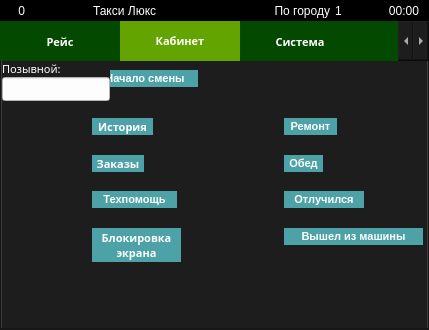
This is indigotaxi.ui in koolkhel/wince-taximeter as Qt 5 draws it before an edit. The edited form follows.
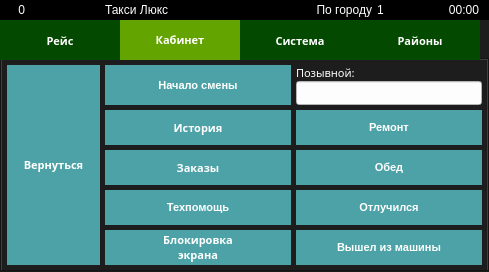
This is the edited form. The open tabs and pages were chosen to show the change. Icons and pictures are not drawn.

Diff of the .ui file:
```diff
--- a/indigotaxi.ui
+++ b/indigotaxi.ui
@@ -6,8 +6,8 @@
    <rect>
     <x>0</x>
     <y>0</y>
-    <width>429</width>
-    <height>330</height>
+    <width>489</width>
+    <height>272</height>
    </rect>
   </property>
   <property name="sizePolicy">
@@ -256,6 +256,10 @@
 #driverNameLineEdit {
 	color: black;
 }
+
+#dutyStart:checked {
+	background: #4c66b0;
+}
 </string>
    </property>
    <layout class="QVBoxLayout" name="verticalLayout_10" stretch="1,0">
@@ -263,7 +267,7 @@
      <number>0</number>
     </property>
     <property name="sizeConstraint">
-     <enum>QLayout::SetMinimumSize</enum>
+     <enum>QLayout::SetDefaultConstraint</enum>
     </property>
     <property name="margin">
      <number>0</number>
@@ -428,7 +432,7 @@
        </font>
       </property>
       <property name="currentIndex">
-       <number>3</number>
+       <number>2</number>
       </property>
       <widget class="QWidget" name="standByPage1">
        <property name="sizePolicy">
@@ -519,7 +523,7 @@
                 </widget>
                </item>
                <item>
-                <widget class="QLabel" name="label_2">
+                <widget class="QLabel" name="car_min_label">
                  <property name="text">
                   <string>10 р.</string>
                  </property>
@@ -575,7 +579,7 @@
                <item>
                 <widget class="QLabel" name="label_8">
                  <property name="text">
-                  <string>14 р.</string>
+                  <string>14 руб</string>
                  </property>
                  <property name="alignment">
                   <set>Qt::AlignLeading|Qt::AlignLeft|Qt::AlignVCenter</set>
@@ -1051,6 +1055,16 @@
               <property name="text">
                <string>Время в пути:</string>
               </property>
+              <property name="alignment">
+               <set>Qt::AlignRight|Qt::AlignTrailing|Qt::AlignVCenter</set>
+              </property>
+             </widget>
+            </item>
+            <item>
+             <widget class="QLabel" name="timeTotalLabel">
+              <property name="text">
+               <string>00:00</string>
+              </property>
              </widget>
             </item>
             <item>
@@ -1058,6 +1072,16 @@
               <property name="text">
                <string>Время в пробках:</string>
               </property>
+              <property name="alignment">
+               <set>Qt::AlignRight|Qt::AlignTrailing|Qt::AlignVCenter</set>
+              </property>
+             </widget>
+            </item>
+            <item>
+             <widget class="QLabel" name="timeStopsLabel">
+              <property name="text">
+               <string>00:00</string>
+              </property>
              </widget>
             </item>
            </layout>
@@ -1184,12 +1208,12 @@
          <verstretch>0</verstretch>
         </sizepolicy>
        </property>
-       <layout class="QVBoxLayout" name="verticalLayout_16" stretch="2,5,3">
+       <layout class="QVBoxLayout" name="verticalLayout_16" stretch="1,2,2">
         <property name="spacing">
-         <number>0</number>
+         <number>5</number>
         </property>
         <property name="margin">
-         <number>0</number>
+         <number>5</number>
         </property>
         <item>
          <widget class="QLabel" name="finalPaymentLabel">
@@ -1211,23 +1235,144 @@
          </widget>
         </item>
         <item>
-         <widget class="QLabel" name="finalPaymentAmountLabel">
-          <property name="font">
-           <font>
-            <family>Segoe UI</family>
-            <pointsize>40</pointsize>
-            <weight>50</weight>
-            <italic>false</italic>
-            <bold>false</bold>
-           </font>
+         <layout class="QGridLayout" name="gridLayout_4" rowstretch="1,1,1,1,0" columnstretch="2,1,1,4">
+          <property name="leftMargin">
+           <number>5</number>
           </property>
-          <property name="text">
-           <string>35 руб.</string>
+          <property name="rightMargin">
+           <number>5</number>
           </property>
-          <property name="alignment">
-           <set>Qt::AlignCenter</set>
+          <property name="spacing">
+           <number>5</number>
           </property>
-         </widget>
+          <item row="2" column="2">
+           <widget class="QLabel" name="label_16">
+            <property name="text">
+             <string>1</string>
+            </property>
+           </widget>
+          </item>
+          <item row="3" column="2">
+           <widget class="QLabel" name="finalStopsTimeLabel">
+            <property name="text">
+             <string>0</string>
+            </property>
+           </widget>
+          </item>
+          <item row="0" column="0">
+           <widget class="QLabel" name="label_19">
+            <property name="text">
+             <string/>
+            </property>
+           </widget>
+          </item>
+          <item row="1" column="0">
+           <widget class="QLabel" name="label_9">
+            <property name="text">
+             <string>Время, мин</string>
+            </property>
+           </widget>
+          </item>
+          <item row="4" column="1">
+           <widget class="QLabel" name="kmgTaxiRateLabel">
+            <property name="text">
+             <string>0</string>
+            </property>
+           </widget>
+          </item>
+          <item row="1" column="1">
+           <widget class="QLabel" name="label_11">
+            <property name="text">
+             <string/>
+            </property>
+           </widget>
+          </item>
+          <item row="1" column="2">
+           <widget class="QLabel" name="finalTotalTimeTravelledLabel">
+            <property name="text">
+             <string/>
+            </property>
+           </widget>
+          </item>
+          <item row="2" column="1">
+           <widget class="QLabel" name="finalCarInLabel">
+            <property name="text">
+             <string>0</string>
+            </property>
+           </widget>
+          </item>
+          <item row="2" column="0">
+           <widget class="QLabel" name="label_13">
+            <property name="text">
+             <string>Подача</string>
+            </property>
+           </widget>
+          </item>
+          <item row="0" column="1">
+           <widget class="QLabel" name="label_22">
+            <property name="text">
+             <string>Тариф</string>
+            </property>
+           </widget>
+          </item>
+          <item row="4" column="2">
+           <widget class="QLabel" name="finalMileageLabel">
+            <property name="text">
+             <string>0</string>
+            </property>
+           </widget>
+          </item>
+          <item row="3" column="1">
+           <widget class="QLabel" name="stopsTaxiRateLabel">
+            <property name="text">
+             <string>0</string>
+            </property>
+           </widget>
+          </item>
+          <item row="4" column="0">
+           <widget class="QLabel" name="label_14">
+            <property name="text">
+             <string>Путь, км</string>
+            </property>
+           </widget>
+          </item>
+          <item row="0" column="2">
+           <widget class="QLabel" name="label_23">
+            <property name="text">
+             <string>Кол-во</string>
+            </property>
+           </widget>
+          </item>
+          <item row="3" column="0">
+           <widget class="QLabel" name="label_10">
+            <property name="text">
+             <string>Пробки, мин</string>
+            </property>
+           </widget>
+          </item>
+          <item row="0" column="3" rowspan="5">
+           <widget class="QLabel" name="finalPaymentAmountLabel">
+            <property name="font">
+             <font>
+              <family>Segoe UI</family>
+              <pointsize>40</pointsize>
+              <weight>50</weight>
+              <italic>false</italic>
+              <bold>false</bold>
+             </font>
+            </property>
+            <property name="text">
+             <string>9999р.</string>
+            </property>
+            <property name="alignment">
+             <set>Qt::AlignCenter</set>
+            </property>
+            <property name="margin">
+             <number>0</number>
+            </property>
+           </widget>
+          </item>
+         </layout>
         </item>
         <item>
          <layout class="QHBoxLayout" name="horizontalLayout_9">
@@ -1326,7 +1471,7 @@
            <enum>QTabWidget::Rounded</enum>
           </property>
           <property name="currentIndex">
-           <number>1</number>
+           <number>0</number>
           </property>
           <property name="elideMode">
            <enum>Qt::ElideNone</enum>
@@ -1349,97 +1494,305 @@
              <number>0</number>
             </property>
             <item>
-             <widget class="QStackedWidget" name="settingsStackedWidget">
+             <widget class="QFrame" name="settingsFrame">
               <property name="sizePolicy">
                <sizepolicy hsizetype="Expanding" vsizetype="Expanding">
                 <horstretch>0</horstretch>
                 <verstretch>0</verstretch>
                </sizepolicy>
               </property>
-              <property name="currentIndex">
-               <number>0</number>
-              </property>
-              <widget class="QWidget" name="mainSettingsPage1">
-               <property name="sizePolicy">
-                <sizepolicy hsizetype="Expanding" vsizetype="Expanding">
-                 <horstretch>0</horstretch>
-                 <verstretch>0</verstretch>
-                </sizepolicy>
+              <layout class="QGridLayout" name="gridLayout" rowstretch="1,1,1,1" columnstretch="1,2,2">
+               <property name="margin">
+                <number>5</number>
                </property>
-               <layout class="QGridLayout" name="gridLayout" rowstretch="1,1,1,1" columnstretch="1,2,2">
-                <property name="margin">
-                 <number>5</number>
-                </property>
-                <property name="spacing">
-                 <number>5</number>
-                </property>
-                <item row="0" column="1">
-                 <widget class="QPushButton" name="refuseButton">
-                  <property name="sizePolicy">
-                   <sizepolicy hsizetype="Preferred" vsizetype="Expanding">
-                    <horstretch>0</horstretch>
-                    <verstretch>0</verstretch>
-                   </sizepolicy>
-                  </property>
-                  <property name="font">
-                   <font>
-                    <family>Segoe UI</family>
-                    <pointsize>8</pointsize>
-                    <weight>75</weight>
-                    <italic>false</italic>
-                    <bold>true</bold>
-                   </font>
-                  </property>
-                  <property name="text">
-                   <string>Отказ
+               <property name="spacing">
+                <number>5</number>
+               </property>
+               <item row="0" column="1">
+                <widget class="QPushButton" name="refuseButton">
+                 <property name="sizePolicy">
+                  <sizepolicy hsizetype="Preferred" vsizetype="Expanding">
+                   <horstretch>0</horstretch>
+                   <verstretch>0</verstretch>
+                  </sizepolicy>
+                 </property>
+                 <property name="font">
+                  <font>
+                   <family>Segoe UI</family>
+                   <pointsize>8</pointsize>
+                   <weight>75</weight>
+                   <italic>false</italic>
+                   <bold>true</bold>
+                  </font>
+                 </property>
+                 <property name="text">
+                  <string>Отказ
 от
 заказа</string>
-                  </property>
-                 </widget>
-                </item>
-                <item row="0" column="2">
-                 <widget class="QPushButton" name="pushButton_10">
-                  <property name="sizePolicy">
-                   <sizepolicy hsizetype="Preferred" vsizetype="Expanding">
-                    <horstretch>0</horstretch>
-                    <verstretch>0</verstretch>
-                   </sizepolicy>
-                  </property>
-                  <property name="text">
-                   <string>Сообщение
+                 </property>
+                </widget>
+               </item>
+               <item row="0" column="2">
+                <widget class="QPushButton" name="pushButton_10">
+                 <property name="sizePolicy">
+                  <sizepolicy hsizetype="Preferred" vsizetype="Expanding">
+                   <horstretch>0</horstretch>
+                   <verstretch>0</verstretch>
+                  </sizepolicy>
+                 </property>
+                 <property name="text">
+                  <string>Сообщение
 диспетчеру</string>
+                 </property>
+                </widget>
+               </item>
+               <item row="1" column="1">
+                <widget class="QPushButton" name="pushButton_9">
+                 <property name="sizePolicy">
+                  <sizepolicy hsizetype="Preferred" vsizetype="Expanding">
+                   <horstretch>0</horstretch>
+                   <verstretch>0</verstretch>
+                  </sizepolicy>
+                 </property>
+                 <property name="text">
+                  <string>Отказ оплаты</string>
+                 </property>
+                </widget>
+               </item>
+               <item row="1" column="2">
+                <widget class="QPushButton" name="pushButton_11">
+                 <property name="sizePolicy">
+                  <sizepolicy hsizetype="Preferred" vsizetype="Expanding">
+                   <horstretch>0</horstretch>
+                   <verstretch>0</verstretch>
+                  </sizepolicy>
+                 </property>
+                 <property name="text">
+                  <string>Свой клиент
+(персоналка)</string>
+                 </property>
+                </widget>
+               </item>
+               <item row="2" column="1">
+                <widget class="QPushButton" name="pushButton_12">
+                 <property name="sizePolicy">
+                  <sizepolicy hsizetype="Preferred" vsizetype="Expanding">
+                   <horstretch>0</horstretch>
+                   <verstretch>0</verstretch>
+                  </sizepolicy>
+                 </property>
+                 <property name="text">
+                  <string>Выбор
+района</string>
+                 </property>
+                </widget>
+               </item>
+               <item row="2" column="2">
+                <widget class="QPushButton" name="pushButton_13">
+                 <property name="sizePolicy">
+                  <sizepolicy hsizetype="Preferred" vsizetype="Expanding">
+                   <horstretch>0</horstretch>
+                   <verstretch>0</verstretch>
+                  </sizepolicy>
+                 </property>
+                 <property name="text">
+                  <string>Забрать
+заказ</string>
+                 </property>
+                </widget>
+               </item>
+               <item row="3" column="1">
+                <widget class="QPushButton" name="pushButton_14">
+                 <property name="sizePolicy">
+                  <sizepolicy hsizetype="Preferred" vsizetype="Expanding">
+                   <horstretch>0</horstretch>
+                   <verstretch>0</verstretch>
+                  </sizepolicy>
+                 </property>
+                 <property name="text">
+                  <string>Помощь</string>
+                 </property>
+                </widget>
+               </item>
+               <item row="0" column="0" rowspan="4">
+                <widget class="QPushButton" name="backToStandByButton">
+                 <property name="sizePolicy">
+                  <sizepolicy hsizetype="Preferred" vsizetype="Expanding">
+                   <horstretch>0</horstretch>
+                   <verstretch>0</verstretch>
+                  </sizepolicy>
+                 </property>
+                 <property name="font">
+                  <font>
+                   <family>Segoe UI</family>
+                   <pointsize>8</pointsize>
+                   <weight>75</weight>
+                   <italic>false</italic>
+                   <bold>true</bold>
+                  </font>
+                 </property>
+                 <property name="text">
+                  <string>Вернуться</string>
+                 </property>
+                </widget>
+               </item>
+              </layout>
+             </widget>
+            </item>
+           </layout>
+          </widget>
+          <widget class="QWidget" name="driverCabinetSettingsTab2">
+           <property name="sizePolicy">
+            <sizepolicy hsizetype="Expanding" vsizetype="Expanding">
+             <horstretch>0</horstretch>
+             <verstretch>0</verstretch>
+            </sizepolicy>
+           </property>
+           <attribute name="title">
+            <string>Кабинет</string>
+           </attribute>
+           <layout class="QVBoxLayout" name="verticalLayout_17">
+            <property name="spacing">
+             <number>5</number>
+            </property>
+            <property name="margin">
+             <number>5</number>
+            </property>
+            <item>
+             <widget class="QStackedWidget" name="driverCabinetSettingsStackWidget">
+              <property name="frameShape">
+               <enum>QFrame::NoFrame</enum>
+              </property>
+              <property name="currentIndex">
+               <number>0</number>
+              </property>
+              <widget class="QWidget" name="driverCabinetPage1">
+               <layout class="QGridLayout" name="gridLayout_2" rowstretch="1,1,1,1,1" columnstretch="1,2,2">
+                <property name="margin">
+                 <number>0</number>
+                </property>
+                <property name="spacing">
+                 <number>5</number>
+                </property>
+                <item row="0" column="1">
+                 <widget class="QPushButton" name="dutyStart">
+                  <property name="sizePolicy">
+                   <sizepolicy hsizetype="Minimum" vsizetype="Expanding">
+                    <horstretch>0</horstretch>
+                    <verstretch>0</verstretch>
+                   </sizepolicy>
+                  </property>
+                  <property name="font">
+                   <font>
+                    <family>Segoe UI</family>
+                    <pointsize>8</pointsize>
+                    <weight>75</weight>
+                    <italic>false</italic>
+                    <bold>true</bold>
+                   </font>
+                  </property>
+                  <property name="text">
+                   <string>Начало смены</string>
+                  </property>
+                  <property name="checkable">
+                   <bool>true</bool>
+                  </property>
+                  <property name="autoDefault">
+                   <bool>false</bool>
+                  </property>
+                  <property name="default">
+                   <bool>false</bool>
+                  </property>
+                  <property name="flat">
+                   <bool>false</bool>
                   </property>
                  </widget>
                 </item>
+                <item row="0" column="2">
+                 <layout class="QVBoxLayout" name="verticalLayout_24" stretch="1,1">
+                  <property name="spacing">
+                   <number>0</number>
+                  </property>
+                  <item>
+                   <widget class="QLabel" name="label_12">
+                    <property name="font">
+                     <font>
+                      <family>75 Segoe UI</family>
+                      <pointsize>8</pointsize>
+                      <weight>50</weight>
+                      <italic>false</italic>
+                      <bold>false</bold>
+                     </font>
+                    </property>
+                    <property name="text">
+                     <string>Позывной:</string>
+                    </property>
+                   </widget>
+                  </item>
+                  <item>
+                   <widget class="QLineEdit" name="driverNameLineEdit">
+                    <property name="sizePolicy">
+                     <sizepolicy hsizetype="Expanding" vsizetype="Expanding">
+                      <horstretch>0</horstretch>
+                      <verstretch>0</verstretch>
+                     </sizepolicy>
+                    </property>
+                    <property name="font">
+                     <font>
+                      <family>75 Segoe UI</family>
+                      <pointsize>8</pointsize>
+                      <weight>50</weight>
+                      <italic>false</italic>
+                      <bold>false</bold>
+                     </font>
+                    </property>
+                    <property name="text">
+                     <string/>
+                    </property>
+                    <property name="keyboard" stdset="0">
+                     <bool>true</bool>
+                    </property>
+                   </widget>
+                  </item>
+                 </layout>
+                </item>
                 <item row="1" column="1">
-                 <widget class="QPushButton" name="pushButton_9">
+                 <widget class="QPushButton" name="messageHistoryButton">
                   <property name="sizePolicy">
-                   <sizepolicy hsizetype="Preferred" vsizetype="Expanding">
+                   <sizepolicy hsizetype="Expanding" vsizetype="Expanding">
                     <horstretch>0</horstretch>
                     <verstretch>0</verstretch>
                    </sizepolicy>
                   </property>
                   <property name="text">
-                   <string>Отказ оплаты</string>
+                   <string>История</string>
                   </property>
                  </widget>
                 </item>
                 <item row="1" column="2">
-                 <widget class="QPushButton" name="pushButton_11">
+                 <widget class="QPushButton" name="repairButton">
                   <property name="sizePolicy">
-                   <sizepolicy hsizetype="Preferred" vsizetype="Expanding">
+                   <sizepolicy hsizetype="Minimum" vsizetype="Expanding">
                     <horstretch>0</horstretch>
                     <verstretch>0</verstretch>
                    </sizepolicy>
                   </property>
+                  <property name="font">
+                   <font>
+                    <family>Segoe UI</family>
+                    <pointsize>8</pointsize>
+                    <weight>75</weight>
+                    <italic>false</italic>
+                    <bold>true</bold>
+                   </font>
+                  </property>
                   <property name="text">
-                   <string>Свой клиент
-(персоналка)</string>
+                   <string>Ремонт</string>
                   </property>
                  </widget>
                 </item>
                 <item row="2" column="1">
-                 <widget class="QPushButton" name="pushButton_12">
+                 <widget class="QPushButton" name="orderHistoryButton">
                   <property name="sizePolicy">
                    <sizepolicy hsizetype="Preferred" vsizetype="Expanding">
                     <horstretch>0</horstretch>
@@ -1447,42 +1800,61 @@
                    </sizepolicy>
                   </property>
                   <property name="text">
-                   <string>Выбор
-района</string>
+                   <string>Заказы</string>
                   </property>
                  </widget>
                 </item>
                 <item row="2" column="2">
-                 <widget class="QPushButton" name="pushButton_13">
+                 <widget class="QPushButton" name="dinnerButton">
                   <property name="sizePolicy">
-                   <sizepolicy hsizetype="Preferred" vsizetype="Expanding">
+                   <sizepolicy hsizetype="Minimum" vsizetype="Expanding">
                     <horstretch>0</horstretch>
                     <verstretch>0</verstretch>
                    </sizepolicy>
                   </property>
+                  <property name="font">
+                   <font>
+                    <family>Segoe UI</family>
+                    <pointsize>8</pointsize>
+                    <weight>75</weight>
+                    <italic>false</italic>
+                    <bold>true</bold>
+                   </font>
+                  </property>
                   <property name="text">
-                   <string>Забрать
-заказ</string>
+                   <string>Обед</string>
+                  </property>
+                  <property name="checkable">
+                   <bool>false</bool>
                   </property>
                  </widget>
                 </item>
                 <item row="3" column="1">
-                 <widget class="QPushButton" name="pushButton_14">
+                 <widget class="QPushButton" name="techhelpButton">
                   <property name="sizePolicy">
-                   <sizepolicy hsizetype="Preferred" vsizetype="Expanding">
+                   <sizepolicy hsizetype="Minimum" vsizetype="Expanding">
                     <horstretch>0</horstretch>
                     <verstretch>0</verstretch>
                    </sizepolicy>
                   </property>
+                  <property name="font">
+                   <font>
+                    <family>Segoe UI</family>
+                    <pointsize>8</pointsize>
+                    <weight>75</weight>
+                    <italic>false</italic>
+                    <bold>true</bold>
+                   </font>
+                  </property>
                   <property name="text">
-                   <string>Помощь</string>
+                   <string>Техпомощь</string>
                   </property>
                  </widget>
                 </item>
-                <item row="0" column="0" rowspan="4">
-                 <widget class="QPushButton" name="backToStandByButton">
+                <item row="3" column="2">
+                 <widget class="QPushButton" name="awayButton">
                   <property name="sizePolicy">
-                   <sizepolicy hsizetype="Preferred" vsizetype="Expanding">
+                   <sizepolicy hsizetype="Minimum" vsizetype="Expanding">
                     <horstretch>0</horstretch>
                     <verstretch>0</verstretch>
                    </sizepolicy>
@@ -1495,6 +1867,55 @@
                     <italic>false</italic>
                     <bold>true</bold>
                    </font>
+                  </property>
+                  <property name="text">
+                   <string>Отлучился</string>
+                  </property>
+                 </widget>
+                </item>
+                <item row="4" column="1">
+                 <widget class="QPushButton" name="screenLockButton">
+                  <property name="sizePolicy">
+                   <sizepolicy hsizetype="Minimum" vsizetype="Expanding">
+                    <horstretch>0</horstretch>
+                    <verstretch>0</verstretch>
+                   </sizepolicy>
+                  </property>
+                  <property name="text">
+                   <string>Блокировка
+экрана</string>
+                  </property>
+                 </widget>
+                </item>
+                <item row="4" column="2">
+                 <widget class="QPushButton" name="fromCarButton">
+                  <property name="sizePolicy">
+                   <sizepolicy hsizetype="Minimum" vsizetype="Expanding">
+                    <horstretch>0</horstretch>
+                    <verstretch>0</verstretch>
+                   </sizepolicy>
+                  </property>
+                  <property name="font">
+                   <font>
+                    <family>Segoe UI</family>
+                    <pointsize>8</pointsize>
+                    <weight>75</weight>
+                    <italic>false</italic>
+                    <bold>true</bold>
+                   </font>
+                  </property>
+                  <property name="text">
+                   <string>Вышел из машины</string>
+                  </property>
+                 </widget>
+                </item>
+                <item row="0" column="0" rowspan="5">
+                 <widget class="QPushButton" name="pushButton">
+                  <property name="sizePolicy">
+                   <sizepolicy hsizetype="Minimum" vsizetype="Expanding">
+                    <horstretch>0</horstretch>
+                    <verstretch>0</verstretch>
+                   </sizepolicy>
                   </property>
                   <property name="text">
                    <string>Вернуться</string>
@@ -1503,13 +1924,13 @@
                 </item>
                </layout>
               </widget>
-              <widget class="QWidget" name="dinnerPage2">
-               <layout class="QVBoxLayout" name="verticalLayout_19">
+              <widget class="QWidget" name="driverCabinetPage2">
+               <layout class="QVBoxLayout" name="verticalLayout_25">
                 <property name="spacing">
                  <number>0</number>
                 </property>
                 <property name="margin">
-                 <number>5</number>
+                 <number>0</number>
                 </property>
                 <item>
                  <widget class="QPushButton" name="pushButton_4">
@@ -1526,13 +1947,13 @@
                 </item>
                </layout>
               </widget>
-              <widget class="QWidget" name="awayPage3">
-               <layout class="QVBoxLayout" name="verticalLayout_20">
+              <widget class="QWidget" name="driverCabinetPage3">
+               <layout class="QVBoxLayout" name="verticalLayout_26">
                 <property name="spacing">
                  <number>0</number>
                 </property>
                 <property name="margin">
-                 <number>5</number>
+                 <number>0</number>
                 </property>
                 <item>
                  <widget class="QPushButton" name="pushButton_5">
@@ -1558,13 +1979,13 @@
                 </item>
                </layout>
               </widget>
-              <widget class="QWidget" name="fromcarPage4">
-               <layout class="QVBoxLayout" name="verticalLayout_21">
+              <widget class="QWidget" name="driverCabinetPage4">
+               <layout class="QVBoxLayout" name="verticalLayout_27">
                 <property name="spacing">
                  <number>0</number>
                 </property>
                 <property name="margin">
-                 <number>5</number>
+                 <number>0</number>
                 </property>
                 <item>
                  <widget class="QPushButton" name="pushButton_6">
@@ -1594,325 +2015,6 @@
             </item>
            </layout>
           </widget>
-          <widget class="QWidget" name="driverCabinetSettingsTab2">
-           <property name="sizePolicy">
-            <sizepolicy hsizetype="Expanding" vsizetype="Expanding">
-             <horstretch>0</horstretch>
-             <verstretch>0</verstretch>
-            </sizepolicy>
-           </property>
-           <attribute name="title">
-            <string>Кабинет</string>
-           </attribute>
-           <widget class="QPushButton" name="dutyStart">
-            <property name="geometry">
-             <rect>
-              <x>90</x>
-              <y>9</y>
-              <width>106</width>
-              <height>17</height>
-             </rect>
-            </property>
-            <property name="sizePolicy">
-             <sizepolicy hsizetype="Minimum" vsizetype="Expanding">
-              <horstretch>0</horstretch>
-              <verstretch>0</verstretch>
-             </sizepolicy>
-            </property>
-            <property name="font">
-             <font>
-              <family>Segoe UI</family>
-              <pointsize>8</pointsize>
-              <weight>75</weight>
-              <italic>false</italic>
-              <bold>true</bold>
-             </font>
-            </property>
-            <property name="text">
-             <string>Начало смены</string>
-            </property>
-            <property name="checkable">
-             <bool>true</bool>
-            </property>
-            <property name="autoDefault">
-             <bool>false</bool>
-            </property>
-            <property name="default">
-             <bool>false</bool>
-            </property>
-            <property name="flat">
-             <bool>false</bool>
-            </property>
-           </widget>
-           <widget class="QPushButton" name="fromCarButton">
-            <property name="geometry">
-             <rect>
-              <x>282</x>
-              <y>167</y>
-              <width>139</width>
-              <height>17</height>
-             </rect>
-            </property>
-            <property name="sizePolicy">
-             <sizepolicy hsizetype="Minimum" vsizetype="Expanding">
-              <horstretch>0</horstretch>
-              <verstretch>0</verstretch>
-             </sizepolicy>
-            </property>
-            <property name="font">
-             <font>
-              <family>Segoe UI</family>
-              <pointsize>8</pointsize>
-              <weight>75</weight>
-              <italic>false</italic>
-              <bold>true</bold>
-             </font>
-            </property>
-            <property name="text">
-             <string>Вышел из машины</string>
-            </property>
-           </widget>
-           <widget class="QPushButton" name="screenLockButton">
-            <property name="geometry">
-             <rect>
-              <x>90</x>
-              <y>167</y>
-              <width>89</width>
-              <height>34</height>
-             </rect>
-            </property>
-            <property name="sizePolicy">
-             <sizepolicy hsizetype="Minimum" vsizetype="Expanding">
-              <horstretch>0</horstretch>
-              <verstretch>0</verstretch>
-             </sizepolicy>
-            </property>
-            <property name="text">
-             <string>Блокировка
-экрана</string>
-            </property>
-           </widget>
-           <widget class="QPushButton" name="awayButton">
-            <property name="geometry">
-             <rect>
-              <x>282</x>
-              <y>130</y>
-              <width>80</width>
-              <height>17</height>
-             </rect>
-            </property>
-            <property name="sizePolicy">
-             <sizepolicy hsizetype="Minimum" vsizetype="Expanding">
-              <horstretch>0</horstretch>
-              <verstretch>0</verstretch>
-             </sizepolicy>
-            </property>
-            <property name="font">
-             <font>
-              <family>Segoe UI</family>
-              <pointsize>8</pointsize>
-              <weight>75</weight>
-              <italic>false</italic>
-              <bold>true</bold>
-             </font>
-            </property>
-            <property name="text">
-             <string>Отлучился</string>
-            </property>
-           </widget>
-           <widget class="QPushButton" name="techhelpButton">
-            <property name="geometry">
-             <rect>
-              <x>90</x>
-              <y>130</y>
-              <width>85</width>
-              <height>17</height>
-             </rect>
-            </property>
-            <property name="sizePolicy">
-             <sizepolicy hsizetype="Minimum" vsizetype="Expanding">
-              <horstretch>0</horstretch>
-              <verstretch>0</verstretch>
-             </sizepolicy>
-            </property>
-            <property name="font">
-             <font>
-              <family>Segoe UI</family>
-              <pointsize>8</pointsize>
-              <weight>75</weight>
-              <italic>false</italic>
-              <bold>true</bold>
-             </font>
-            </property>
-            <property name="text">
-             <string>Техпомощь</string>
-            </property>
-           </widget>
-           <widget class="QPushButton" name="dinnerButton">
-            <property name="geometry">
-             <rect>
-              <x>282</x>
-              <y>94</y>
-              <width>39</width>
-              <height>17</height>
-             </rect>
-            </property>
-            <property name="sizePolicy">
-             <sizepolicy hsizetype="Minimum" vsizetype="Expanding">
-              <horstretch>0</horstretch>
-              <verstretch>0</verstretch>
-             </sizepolicy>
-            </property>
-            <property name="font">
-             <font>
-              <family>Segoe UI</family>
-              <pointsize>8</pointsize>
-              <weight>75</weight>
-              <italic>false</italic>
-              <bold>true</bold>
-             </font>
-            </property>
-            <property name="text">
-             <string>Обед</string>
-            </property>
-            <property name="checkable">
-             <bool>false</bool>
-            </property>
-           </widget>
-           <widget class="QPushButton" name="orderHistoryButton">
-            <property name="geometry">
-             <rect>
-              <x>90</x>
-              <y>94</y>
-              <width>52</width>
-              <height>17</height>
-             </rect>
-            </property>
-            <property name="sizePolicy">
-             <sizepolicy hsizetype="Preferred" vsizetype="Expanding">
-              <horstretch>0</horstretch>
-              <verstretch>0</verstretch>
-             </sizepolicy>
-            </property>
-            <property name="text">
-             <string>Заказы</string>
-            </property>
-           </widget>
-           <widget class="QPushButton" name="repairButton">
-            <property name="geometry">
-             <rect>
-              <x>282</x>
-              <y>57</y>
-              <width>53</width>
-              <height>17</height>
-             </rect>
-            </property>
-            <property name="sizePolicy">
-             <sizepolicy hsizetype="Minimum" vsizetype="Expanding">
-              <horstretch>0</horstretch>
-              <verstretch>0</verstretch>
-             </sizepolicy>
-            </property>
-            <property name="font">
-             <font>
-              <family>Segoe UI</family>
-              <pointsize>8</pointsize>
-              <weight>75</weight>
-              <italic>false</italic>
-              <bold>true</bold>
-             </font>
-            </property>
-            <property name="text">
-             <string>Ремонт</string>
-            </property>
-           </widget>
-           <widget class="QPushButton" name="messageHistoryButton">
-            <property name="geometry">
-             <rect>
-              <x>90</x>
-              <y>57</y>
-              <width>61</width>
-              <height>17</height>
-             </rect>
-            </property>
-            <property name="sizePolicy">
-             <sizepolicy hsizetype="Expanding" vsizetype="Expanding">
-              <horstretch>0</horstretch>
-              <verstretch>0</verstretch>
-             </sizepolicy>
-            </property>
-            <property name="text">
-             <string>История</string>
-            </property>
-           </widget>
-           <widget class="QPushButton" name="pushButton">
-            <property name="geometry">
-             <rect>
-              <x>9</x>
-              <y>9</y>
-              <width>75</width>
-              <height>17</height>
-             </rect>
-            </property>
-            <property name="sizePolicy">
-             <sizepolicy hsizetype="Minimum" vsizetype="Expanding">
-              <horstretch>0</horstretch>
-              <verstretch>0</verstretch>
-             </sizepolicy>
-            </property>
-            <property name="text">
-             <string>Вернуться</string>
-            </property>
-           </widget>
-           <widget class="QWidget" name="">
-            <layout class="QVBoxLayout" name="verticalLayout_24" stretch="1,1">
-             <property name="spacing">
-              <number>0</number>
-             </property>
-             <item>
-              <widget class="QLabel" name="label_12">
-               <property name="font">
-                <font>
-                 <family>75 Segoe UI</family>
-                 <pointsize>8</pointsize>
-                 <weight>50</weight>
-                 <italic>false</italic>
-                 <bold>false</bold>
-                </font>
-               </property>
-               <property name="text">
-                <string>Позывной:</string>
-               </property>
-              </widget>
-             </item>
-             <item>
-              <widget class="QLineEdit" name="driverNameLineEdit">
-               <property name="sizePolicy">
-                <sizepolicy hsizetype="Expanding" vsizetype="Expanding">
-                 <horstretch>0</horstretch>
-                 <verstretch>0</verstretch>
-                </sizepolicy>
-               </property>
-               <property name="font">
-                <font>
-                 <family>75 Segoe UI</family>
-                 <pointsize>8</pointsize>
-                 <weight>50</weight>
-                 <italic>false</italic>
-                 <bold>false</bold>
-                </font>
-               </property>
-               <property name="text">
-                <string/>
-               </property>
-               <property name="keyboard" stdset="0">
-                <bool>true</bool>
-               </property>
-              </widget>
-             </item>
-            </layout>
-           </widget>
-          </widget>
           <widget class="QWidget" name="systemSettingsTab3">
            <property name="sizePolicy">
             <sizepolicy hsizetype="Expanding" vsizetype="Expanding">
@@ -1923,7 +2025,13 @@
            <attribute name="title">
             <string>Система</string>
            </attribute>
-           <layout class="QGridLayout" name="gridLayout_3">
+           <layout class="QGridLayout" name="gridLayout_3" rowstretch="1,1,1" columnstretch="1,2,2">
+            <property name="margin">
+             <number>5</number>
+            </property>
+            <property name="spacing">
+             <number>5</number>
+            </property>
             <item row="0" column="0" rowspan="3">
              <widget class="QPushButton" name="pushButton_2">
               <property name="sizePolicy">
```
Left out of the diff: 209 changed lines with no effect on the pictures.
